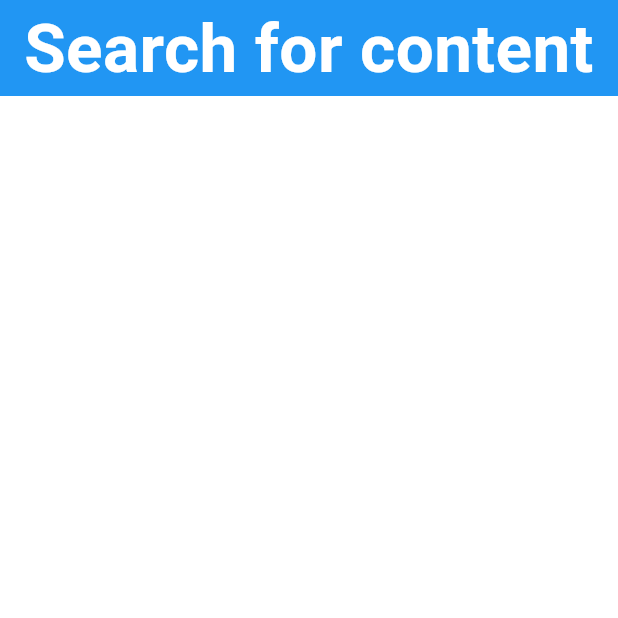
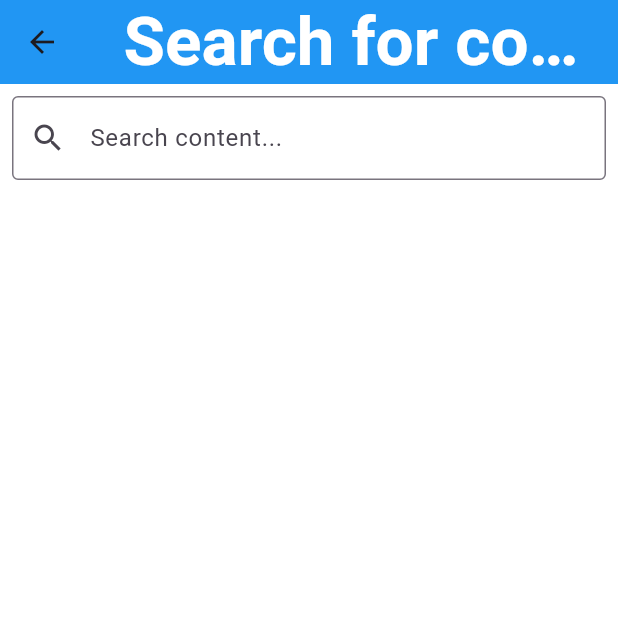
Before and after one commit to Elidcoder/Frankensteins-a-DandD-Character-Builder, a Flutter app: the SearchForContent screen opened directly, on a phone screen of 412 x 824 dp, the top half of it. Run offline on Flutter 3.47's test engine with Material 3 defaults, Android fonts, the phone set to English and light mode, and no system bars; our stand-ins replace file_picker, flutter_colorpicker, pdf, printing.

Commit message:
feat: Implemented search_for_content which includes basic info and deletion.

```diff
--- a/lib/content_classes/non_character_classes/item.dart
+++ b/lib/content_classes/non_character_classes/item.dart
@@ -45,4 +45,4 @@ class Item implements Content {
 
 }
 
-List<dynamic> ITEMLIST = [];
+List<Item> ITEMLIST = [];
--- a/lib/main.dart
+++ b/lib/main.dart
@@ -16,7 +16,7 @@ import "pages/custom_content_pages/all_custom_content_pages.dart";
 final Map<String, Widget> PAGELINKER = {
   "Main Menu": MainMenu(),
   "Create a Character": CreateACharacter(),
-  "Search for Content": const SearchForContent(),
+  "Search for Content": SearchForContent(),
   "My Characters": MyCharacters(),
   "Custom Content": const CustomContent(),
   "Create spells": MakeASpell(),
--- a/lib/pages/search_for_content.dart
+++ b/lib/pages/search_for_content.dart
@@ -1,37 +1,124 @@
-// External Import
+// External Imports
 import 'package:flutter/material.dart';
 
-// Project Import
+// Project Imports
 import "../main.dart";
+import '../content_classes/all_content_classes.dart';
 
-class SearchForContent extends StatelessWidget {
+class SearchForContent extends StatefulWidget {
   const SearchForContent({super.key});
+
+  @override
+  _SearchForContentState createState() => _SearchForContentState();
+}
+
+class _SearchForContentState extends State<SearchForContent> {
+  String searchQuery = "";
 
   @override
   Widget build(BuildContext context) {
     return Scaffold(
-        backgroundColor: Homepage.backgroundColor,
-        body: Column(
-          crossAxisAlignment: CrossAxisAlignment.start,
-          children: <Widget>[
-            Row(
-              children: [
-                Expanded(
-                  child: Container(
-                    color: Homepage.backingColor,
-                    child: Text(
+      appBar: AppBar(
+        centerTitle: true,
+        backgroundColor: Homepage.backingColor,
+        title: Text(
           textAlign: TextAlign.center,
           'Search for content',
           style: TextStyle(
             fontSize: 45,
             fontWeight: FontWeight.w700,
             color: Homepage.textColor),
+        )),
+      backgroundColor: Homepage.backgroundColor,
+      body: Column(
+        crossAxisAlignment: CrossAxisAlignment.start,
+        children: [
+          // Search field at the top
+          Padding(
+            padding: const EdgeInsets.all(8.0),
+            child: TextField(
+              onChanged: (value) {
+                setState(() {
+                  searchQuery = value;
+                });
+              },
+              decoration: InputDecoration(
+                hintText: 'Search content...',
+                border: OutlineInputBorder(),
+                prefixIcon: Icon(Icons.search),
+              ),
+            ),
+          ),
+          // Content list wrapped in an Expanded SingleChildScrollView
+          Expanded(
+            child: SingleChildScrollView(
+              child: Column(
+                children: [
+                  /* Display the classes. */
+                  ...buildFilteredContentCards(CLASSLIST),
+                  /* Display the spells. */
+                  ...buildFilteredContentCards(SPELLLIST),
+                  /* Display the feaets. */
+                  ...buildFilteredContentCards(FEATLIST),
+                  /* Display the races. */
+                  ...buildFilteredContentCards(RACELIST),
+                  /* Display the items. */
+                  ...buildFilteredContentCards(ITEMLIST),
+                  /* Display the backgrounds. */
+                  ...buildFilteredContentCards(BACKGROUNDLIST)
+                ],
               ),
             ),
           ),
         ],
+      ));
+  }
+
+  List<Widget> buildFilteredContentCards(List<Content> list) {
+    final filtered = list.where((item) {
+      final query = searchQuery.toLowerCase();
+      return item.name.toLowerCase().contains(query) ||
+             item.sourceBook.toLowerCase().contains(query);
+    }).toList();
+    return filtered.map((item) => buildContentCard(item, list)).toList();
+  }
+
+  Widget buildContentCard(Content content, List<Content> list) {
+    return Container(
+      width: double.infinity,
+      margin: const EdgeInsets.symmetric(vertical: 4.0, horizontal: 8.0),
+      padding: const EdgeInsets.all(8.0),
+      decoration: BoxDecoration(
+        color: Colors.white,
+        border: Border.all(color: Colors.grey, width: 1.5),
+        borderRadius: BorderRadius.circular(8.0),
+      ),
+      child: Row(
+        mainAxisAlignment: MainAxisAlignment.spaceBetween,
+        children: [
+          /* Display content info */
+          Column(
+            crossAxisAlignment: CrossAxisAlignment.start,
+            children: [
+              Text(content.name, style: const TextStyle(fontWeight: FontWeight.bold, fontSize: 16)),
+              const SizedBox(height: 4),
+              Text(content.sourceBook, style: const TextStyle(fontStyle: FontStyle.italic, fontSize: 14)),
+            ],
+          ),
+          /* Delete content button */
+          ElevatedButton(
+            onPressed: () {
+              setState(() {
+                list.remove(content);
+              });
+            },
+            style: ElevatedButton.styleFrom(
+              backgroundColor: Colors.red,
+            ),
+            child: const Text('Delete'),
           ),
         ],
-        ));
+      ),
+    );
   }
 }
```
Lines whose indentation alone changed are shown as unchanged.
